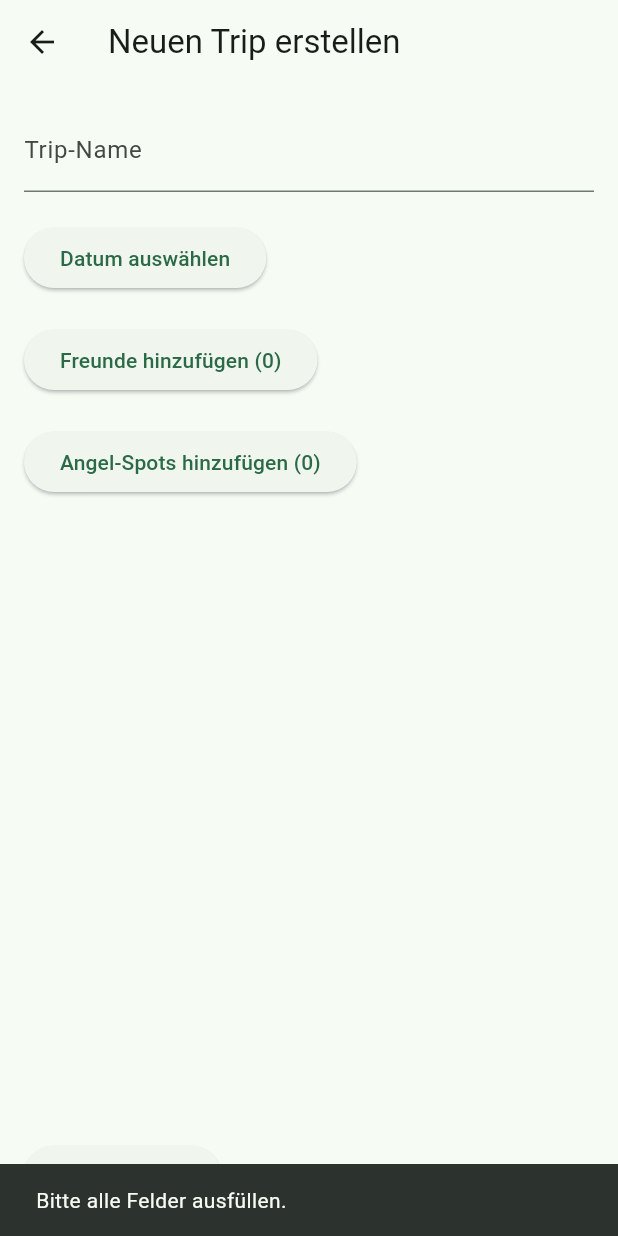
After one commit to FWeidhas/hooked, a Flutter app: the CreateTripPage screen opened by its route, after a tap on "Trip erstellen", on a phone screen of 412 x 824 dp. The commit adds this screen. Run offline on Flutter 3.47's test engine with Material 3 defaults, Android fonts, the phone set to English and light mode, and no system bars; our stand-ins replace cloud_firestore, firebase_auth, firebase_core, flutter_dotenv, flutter_map, font_awesome_flutter and 5 more; missing offline and left inert: cloudinary_flutter, flutter_map_cancellable_tile_provider, flutter_polyline_points; accounts and stored records are empty.

Commit message:
Friend und Trip Feature

```diff
--- /dev/null
+++ b/lib/database/trip_service.dart
@@ -0,0 +1,35 @@
+import 'package:cloud_firestore/cloud_firestore.dart';
+
+class TripService {
+  final FirebaseFirestore _firestore = FirebaseFirestore.instance;
+
+  Future<void> createTrip({
+    required String creatorId,
+    required String name,
+    required List<String> participants,
+    required List<String> spots,
+    required DateTime date,
+  }) async {
+    final tripsCollection = _firestore.collection('trips');
+
+    final tripData = {
+      'name': name,
+      'creatorId': creatorId,
+      'participants': participants,
+      'spots': spots,
+      'date': date.toIso8601String(),
+    };
+
+    await tripsCollection.add(tripData);
+  }
+
+  Future<List<Map<String, dynamic>>> getTrips(String userId) async {
+    final tripsCollection = _firestore.collection('trips');
+
+    final querySnapshot = await tripsCollection
+        .where('participants', arrayContains: userId)
+        .get();
+
+    return querySnapshot.docs.map((doc) => doc.data() as Map<String, dynamic>).toList();
+  }
+}
--- /dev/null
+++ b/lib/pages/create_trip_page.dart
@@ -0,0 +1,100 @@
+import 'package:flutter/material.dart';
+import 'package:hooked/database/trip_service.dart';
+import 'package:firebase_auth/firebase_auth.dart';
+
+class CreateTripPage extends StatefulWidget {
+  @override
+  _CreateTripPageState createState() => _CreateTripPageState();
+}
+
+class _CreateTripPageState extends State<CreateTripPage> {
+  final TextEditingController nameController = TextEditingController();
+  final List<String> selectedFriends = [];
+  final List<String> selectedSpots = [];
+  DateTime? selectedDate;
+
+  final TripService tripService = TripService();
+
+  void pickDate(BuildContext context) async {
+    final pickedDate = await showDatePicker(
+      context: context,
+      initialDate: DateTime.now(),
+      firstDate: DateTime.now(),
+      lastDate: DateTime(2100),
+    );
+
+    if (pickedDate != null) {
+      setState(() {
+        selectedDate = pickedDate;
+      });
+    }
+  }
+
+  @override
+  Widget build(BuildContext context) {
+    final currentUser = FirebaseAuth.instance.currentUser;
+
+    return Scaffold(
+      appBar: AppBar(title: Text('Neuen Trip erstellen')),
+      body: Padding(
+        padding: const EdgeInsets.all(16.0),
+        child: Column(
+          crossAxisAlignment: CrossAxisAlignment.start,
+          children: [
+            TextField(
+              controller: nameController,
+              decoration: InputDecoration(labelText: 'Trip-Name'),
+            ),
+            SizedBox(height: 20),
+            ElevatedButton(
+              onPressed: () => pickDate(context),
+              child: Text(selectedDate == null
+                  ? 'Datum auswählen'
+                  : 'Datum: ${selectedDate!.toLocal()}'),
+            ),
+            SizedBox(height: 20),
+            ElevatedButton(
+              onPressed: () {
+                // Hier könnten Freunde angezeigt und ausgewählt werden
+              },
+              child: Text('Freunde hinzufügen (${selectedFriends.length})'),
+            ),
+            SizedBox(height: 20),
+            ElevatedButton(
+              onPressed: () {
+                // Hier könnten Spots angezeigt und ausgewählt werden
+              },
+              child: Text('Angel-Spots hinzufügen (${selectedSpots.length})'),
+            ),
+            Spacer(),
+            ElevatedButton(
+              onPressed: () async {
+                if (currentUser == null || selectedDate == null) {
+                  ScaffoldMessenger.of(context).showSnackBar(SnackBar(
+                    content: Text('Bitte alle Felder ausfüllen.'),
+                  ));
+                  return;
+                }
+
+                await tripService.createTrip(
+                  creatorId: currentUser.uid,
+                  name: nameController.text.trim(),
+                  participants: selectedFriends,
+                  spots: selectedSpots,
+                  date: selectedDate!,
+                );
+
+                ScaffoldMessenger.of(context).showSnackBar(SnackBar(
+                  content: Text('Trip erfolgreich erstellt!'),
+                ));
+
+                Navigator.pop(context);
+              },
+              child: Text('Trip erstellen'),
+            ),
+          ],
+        ),
+      ),
+    );
+  }
+}
--- a/pubspec.yaml
+++ b/pubspec.yaml
@@ -41,4 +41,4 @@ flutter:
   assets:
     - assets/hooked_icon-removebg.png
     - assets/hooked_icon.png
-    - .env
+    - assets/.env
```
Also changed, not shown: lib/database/friend_service.dart (added, +43 -0 lines), lib/drawer.dart (+29 -4 lines), lib/main.dart (+60 -10 lines), lib/models/user.dart (+13 -1 lines), lib/pages/friend_request_page.dart (added, +149 -0 lines), lib/pages/send_friend_request_page.dart (added, +73 -0 lines), lib/pages/trips_list_page.dart (added, +106 -0 lines).
